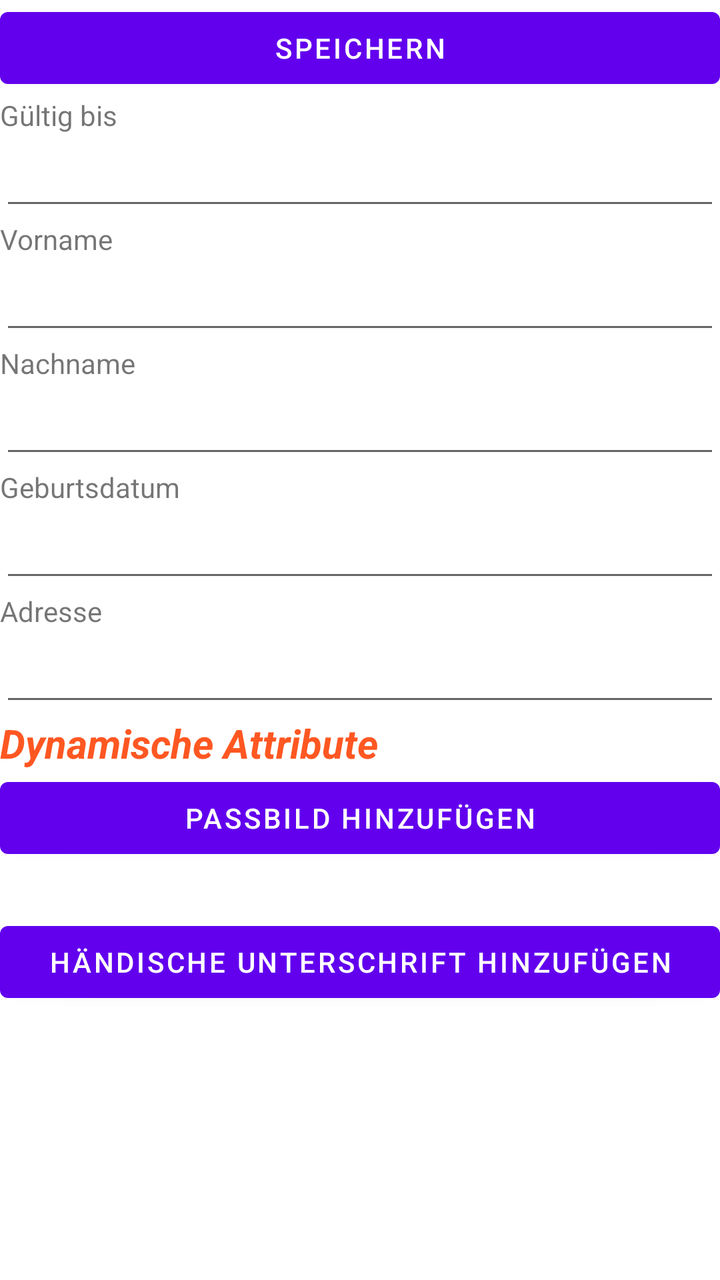
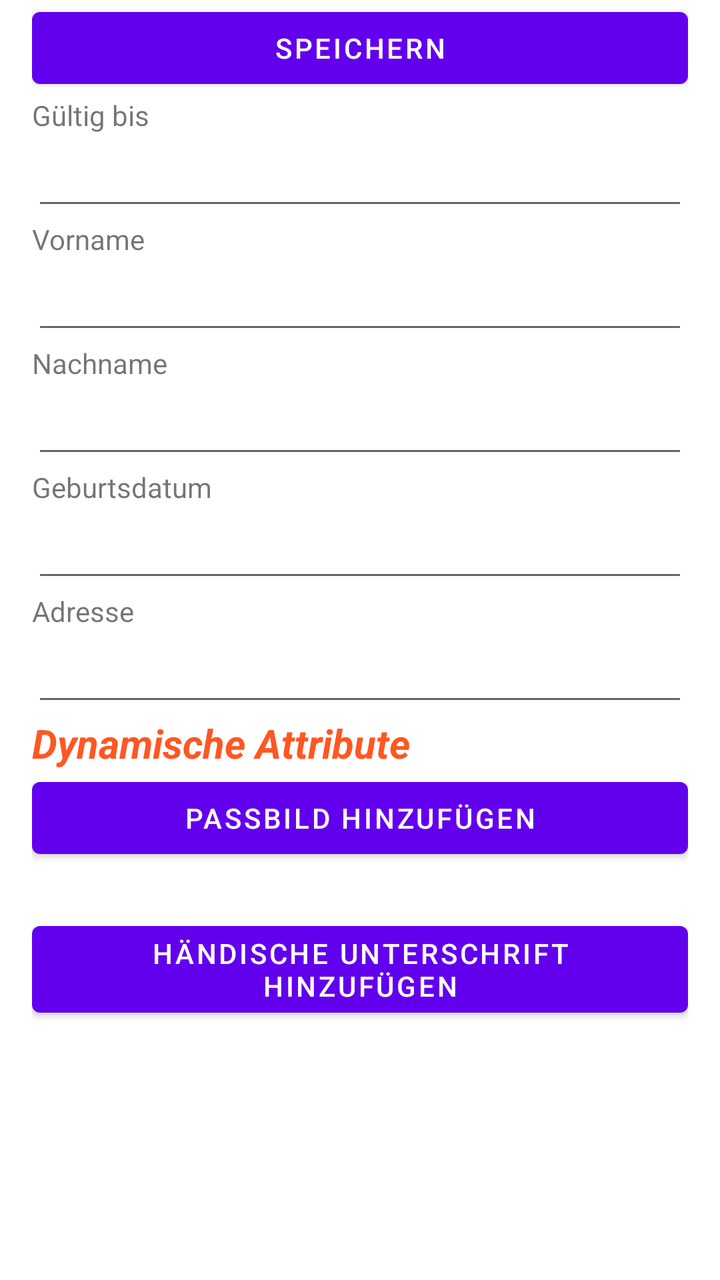

Before-and-after screenshots of an Android layout around one commit, followed by the original layout XML and the change that was made.
<!-- AndroidManifest.xml: application theme Theme.PommesfanIdentAndroid -->
<!-- res/layout/activity_id_editor.xml -->
<?xml version="1.0" encoding="utf-8"?>
<LinearLayout xmlns:android="http://schemas.android.com/apk/res/android"
              xmlns:tools="http://schemas.android.com/tools"
              android:id="@+id/newIDlayout"
              tools:context=".IDeditor"
              android:orientation="vertical"
              android:layout_width="409dp"
              android:layout_height="729dp" tools:layout_editor_absoluteY="1dp" tools:layout_editor_absoluteX="1dp">
        <Button
                android:id="@+id/btnSave"
                android:text="@string/speichern"
                android:layout_width="match_parent"
                android:layout_height="wrap_content"/>
        <TextView
                android:text="@string/g_ltig_bis"
                android:layout_width="match_parent"
                android:layout_height="24dp"/>
        <EditText
                android:layout_width="match_parent"
                android:layout_height="38dp"
                android:inputType="date"
                android:ems="10"
                android:id="@+id/valid_until"/>
        <TextView
                android:text="@string/vorname"
                android:layout_width="match_parent"
                android:layout_height="24dp"/>
        <EditText
                android:layout_width="match_parent"
                android:layout_height="38dp"
                android:inputType="text"
                android:ems="10"
                android:id="@+id/firstName"/>
        <TextView
                android:text="@string/nachname"
                android:layout_width="match_parent"
                android:layout_height="24dp"/>
        <EditText
                android:layout_width="match_parent"
                android:layout_height="38dp"
                android:inputType="text"
                android:ems="10"
                android:id="@+id/surname"/>
        <TextView
                android:text="@string/geburtsdatum"
                android:layout_width="match_parent"
                android:layout_height="24dp"/>
        <EditText
                android:layout_width="match_parent"
                android:layout_height="38dp"
                android:inputType="date"
                android:ems="10"
                android:id="@+id/birthdate"/>
        <TextView
                android:text="@string/adresse"
                android:layout_width="match_parent"
                android:layout_height="24dp"/>
        <EditText
                android:layout_width="match_parent"
                android:layout_height="38dp"
                android:inputType="text"
                android:ems="10"
                android:id="@+id/address"/>
        <TextView
                android:textSize="20sp"
                android:layout_width="wrap_content"
                android:layout_height="wrap_content"
                android:textColor="#FF5722"
                android:textStyle="bold|italic"
                android:text="@string/dynamische_attribute"/>
        <LinearLayout
                android:id="@+id/dynamicAttributes"
                android:orientation="vertical"
                android:layout_width="match_parent"
                android:layout_height="wrap_content">
        </LinearLayout>
        <Button
                android:id="@+id/btnAddPersonalimage"
                android:text="@string/passbild_hinzuf_gen"
                android:layout_width="match_parent"
                android:layout_height="wrap_content"/>
        <TextView
                android:text=""
                android:layout_width="match_parent"
                android:layout_height="24dp"
                android:id="@+id/personalImagePath"/>
        <Button
                android:id="@+id/btnAddHandSignature"
                android:text="@string/h_ndische_unterschrift_hinzuf_gen"
                android:layout_width="match_parent"
                android:layout_height="wrap_content"/>
        <TextView
                android:text=""
                android:layout_width="match_parent"
                android:layout_height="24dp"
                android:id="@+id/handSignaturePath"/>
</LinearLayout>
<!-- resources referenced by this layout -->
<resources>
  <string name="adresse">Adresse</string>
  <string name="dynamische_attribute">Dynamische Attribute</string>
  <string name="g_ltig_bis">Gültig bis</string>
  <string name="geburtsdatum">Geburtsdatum</string>
  <string name="h_ndische_unterschrift_hinzuf_gen">Händische unterschrift hinzufügen</string>
  <string name="nachname">Nachname</string>
  <string name="passbild_hinzuf_gen">Passbild hinzufügen</string>
  <string name="speichern">Speichern</string>
  <string name="vorname">Vorname</string>
  <style name="Theme.PommesfanIdentAndroid" parent="Theme.MaterialComponents.DayNight.NoActionBar">
          
          <item name="colorPrimary">@color/purple_500</item>
          <item name="colorPrimaryVariant">@color/purple_700</item>
          <item name="colorOnPrimary">@color/white</item>
          
          <item name="colorSecondary">@color/teal_200</item>
          <item name="colorSecondaryVariant">@color/teal_700</item>
          <item name="colorOnSecondary">@color/black</item>
          
          <item name="android:statusBarColor">?attr/colorPrimaryVariant</item>
          
      </style>
  <color name="purple_500">#FF6200EE</color>
  <color name="purple_700">#FF3700B3</color>
  <color name="white">#FFFFFFFF</color>
  <color name="teal_200">#FF03DAC5</color>
  <color name="teal_700">#FF018786</color>
  <color name="black">#FF000000</color>
</resources>

<!-- the commit's change to res/layout/activity_id_editor.xml (unified diff, before → after) -->
@@ -1,97 +1,104 @@
 <?xml version="1.0" encoding="utf-8"?>
-<LinearLayout xmlns:android="http://schemas.android.com/apk/res/android"
-              xmlns:tools="http://schemas.android.com/tools"
-              android:id="@+id/newIDlayout"
-              tools:context=".IDeditor"
-              android:orientation="vertical"
-              android:layout_width="409dp"
-              android:layout_height="729dp" tools:layout_editor_absoluteY="1dp" tools:layout_editor_absoluteX="1dp">
-        <Button
-                android:id="@+id/btnSave"
-                android:text="@string/speichern"
-                android:layout_width="match_parent"
-                android:layout_height="wrap_content"/>
-        <TextView
-                android:text="@string/g_ltig_bis"
-                android:layout_width="match_parent"
-                android:layout_height="24dp"/>
-        <EditText
-                android:layout_width="match_parent"
-                android:layout_height="38dp"
-                android:inputType="date"
-                android:ems="10"
-                android:id="@+id/valid_until"/>
-        <TextView
-                android:text="@string/vorname"
-                android:layout_width="match_parent"
-                android:layout_height="24dp"/>
-        <EditText
-                android:layout_width="match_parent"
-                android:layout_height="38dp"
-                android:inputType="text"
-                android:ems="10"
-                android:id="@+id/firstName"/>
-        <TextView
-                android:text="@string/nachname"
-                android:layout_width="match_parent"
-                android:layout_height="24dp"/>
-        <EditText
-                android:layout_width="match_parent"
-                android:layout_height="38dp"
-                android:inputType="text"
-                android:ems="10"
-                android:id="@+id/surname"/>
-        <TextView
-                android:text="@string/geburtsdatum"
-                android:layout_width="match_parent"
-                android:layout_height="24dp"/>
-        <EditText
-                android:layout_width="match_parent"
-                android:layout_height="38dp"
-                android:inputType="date"
-                android:ems="10"
-                android:id="@+id/birthdate"/>
-        <TextView
-                android:text="@string/adresse"
-                android:layout_width="match_parent"
-                android:layout_height="24dp"/>
-        <EditText
-                android:layout_width="match_parent"
-                android:layout_height="38dp"
-                android:inputType="text"
-                android:ems="10"
-                android:id="@+id/address"/>
-        <TextView
-                android:textSize="20sp"
-                android:layout_width="wrap_content"
-                android:layout_height="wrap_content"
-                android:textColor="#FF5722"
-                android:textStyle="bold|italic"
-                android:text="@string/dynamische_attribute"/>
-        <LinearLayout
-                android:id="@+id/dynamicAttributes"
-                android:orientation="vertical"
-                android:layout_width="match_parent"
-                android:layout_height="wrap_content">
+<ScrollView
+        xmlns:android="http://schemas.android.com/apk/res/android"
+        xmlns:tools="http://schemas.android.com/tools"
+        android:id="@+id/newIDlayout"
+        tools:context=".IDeditor"
+        android:orientation="vertical"
+        android:layout_width="match_parent"
+        android:layout_height="match_parent"
+        android:paddingLeft="16dp"
+        android:paddingRight="16dp">
+        <LinearLayout android:layout_width="match_parent"
+                      android:layout_height="wrap_content"
+                      android:orientation="vertical">
+                <Button
+                        android:id="@+id/btnSave"
+                        android:text="@string/speichern"
+                        android:layout_width="match_parent"
+                        android:layout_height="wrap_content"/>
+                <TextView
+                        android:text="@string/g_ltig_bis"
+                        android:layout_width="match_parent"
+                        android:layout_height="24dp"/>
+                <EditText
+                        android:layout_width="match_parent"
+                        android:layout_height="38dp"
+                        android:inputType="date"
+                        android:ems="10"
+                        android:id="@+id/valid_until"/>
+                <TextView
+                        android:text="@string/vorname"
+                        android:layout_width="match_parent"
+                        android:layout_height="24dp"/>
+                <EditText
+                        android:layout_width="match_parent"
+                        android:layout_height="38dp"
+                        android:inputType="text"
+                        android:ems="10"
+                        android:id="@+id/firstName"/>
+                <TextView
+                        android:text="@string/nachname"
+                        android:layout_width="match_parent"
+                        android:layout_height="24dp"/>
+                <EditText
+                        android:layout_width="match_parent"
+                        android:layout_height="38dp"
+                        android:inputType="text"
+                        android:ems="10"
+                        android:id="@+id/surname"/>
+                <TextView
+                        android:text="@string/geburtsdatum"
+                        android:layout_width="match_parent"
+                        android:layout_height="24dp"/>
+                <EditText
+                        android:layout_width="match_parent"
+                        android:layout_height="38dp"
+                        android:inputType="date"
+                        android:ems="10"
+                        android:id="@+id/birthdate"/>
+                <TextView
+                        android:text="@string/adresse"
+                        android:layout_width="match_parent"
+                        android:layout_height="24dp"/>
+                <EditText
+                        android:layout_width="match_parent"
+                        android:layout_height="38dp"
+                        android:inputType="text"
+                        android:ems="10"
+                        android:id="@+id/address"/>
+                <TextView
+                        android:textSize="20sp"
+                        android:layout_width="wrap_content"
+                        android:layout_height="wrap_content"
+                        android:textColor="#FF5722"
+                        android:textStyle="bold|italic"
+                        android:text="@string/dynamische_attribute"/>
+                <LinearLayout
+                        android:id="@+id/dynamicAttributes"
+                        android:orientation="vertical"
+                        android:layout_width="match_parent"
+                        android:layout_height="wrap_content">
+                </LinearLayout>
+                <Button
+                        android:id="@+id/btnAddPersonalimage"
+                        android:text="@string/passbild_hinzuf_gen"
+                        android:layout_width="match_parent"
+                        android:layout_height="wrap_content"/>
+                <TextView
+                        android:text=""
+                        android:layout_width="match_parent"
+                        android:layout_height="24dp"
+                        android:id="@+id/personalImagePath"/>
+                <Button
+                        android:id="@+id/btnAddHandSignature"
+                        android:text="@string/h_ndische_unterschrift_hinzuf_gen"
+                        android:layout_width="match_parent"
+                        android:layout_height="wrap_content"/>
+                <TextView
+                        android:text=""
+                        android:layout_width="match_parent"
+                        android:layout_height="24dp"
+                        android:id="@+id/handSignaturePath"/>
         </LinearLayout>
-        <Button
-                android:id="@+id/btnAddPersonalimage"
-                android:text="@string/passbild_hinzuf_gen"
-                android:layout_width="match_parent"
-                android:layout_height="wrap_content"/>
-        <TextView
-                android:text=""
-                android:layout_width="match_parent"
-                android:layout_height="24dp"
-                android:id="@+id/personalImagePath"/>
-        <Button
-                android:id="@+id/btnAddHandSignature"
-                android:text="@string/h_ndische_unterschrift_hinzuf_gen"
-                android:layout_width="match_parent"
-                android:layout_height="wrap_content"/>
-        <TextView
-                android:text=""
-                android:layout_width="match_parent"
-                android:layout_height="24dp"
-                android:id="@+id/handSignaturePath"/>
-</LinearLayout>
+</ScrollView>
